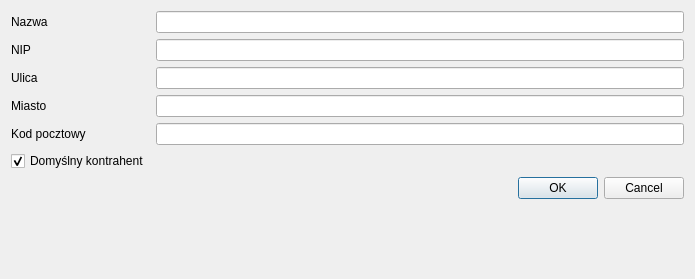
The window that gui/designer/add_edit_contractor.ui (pazdzier/Fakturer) describes before a commit, drawn with Qt 5.
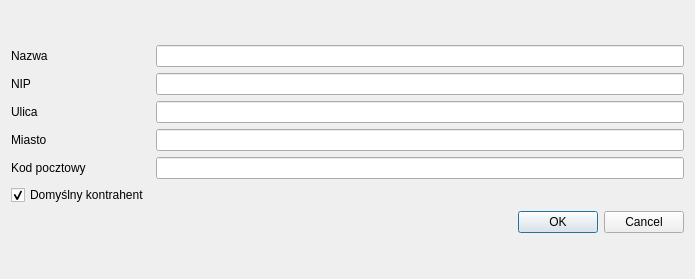
The same window after the commit.

Commit message: Poprawiono siatki dla form (błędnie się wyświetlały na mac os)

Patch:
```diff
--- a/gui/designer/add_edit_contractor.ui
+++ b/gui/designer/add_edit_contractor.ui
@@ -15,7 +15,7 @@
   </property>
   <layout class="QGridLayout" name="gridLayout">
    <item row="0" column="0">
-    <layout class="QFormLayout" name="formLayout">
+    <layout class="QGridLayout" name="gridLayout_2">
      <item row="0" column="0">
       <widget class="QLabel" name="label_4">
        <property name="text">
```
The commit also changes 3 other files.
